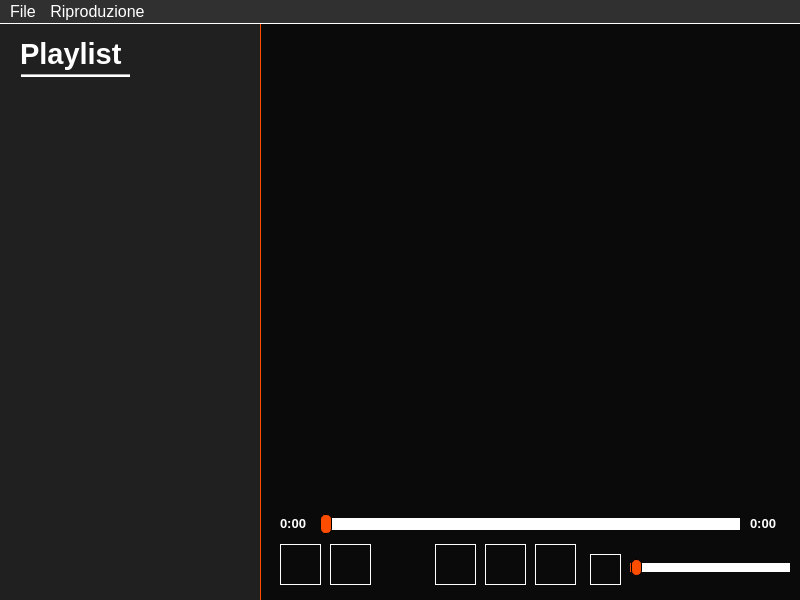
First picture: the form in mainwindow.ui, repository skylaxGH/Progetto-FeelloLoeegge, before the edit.
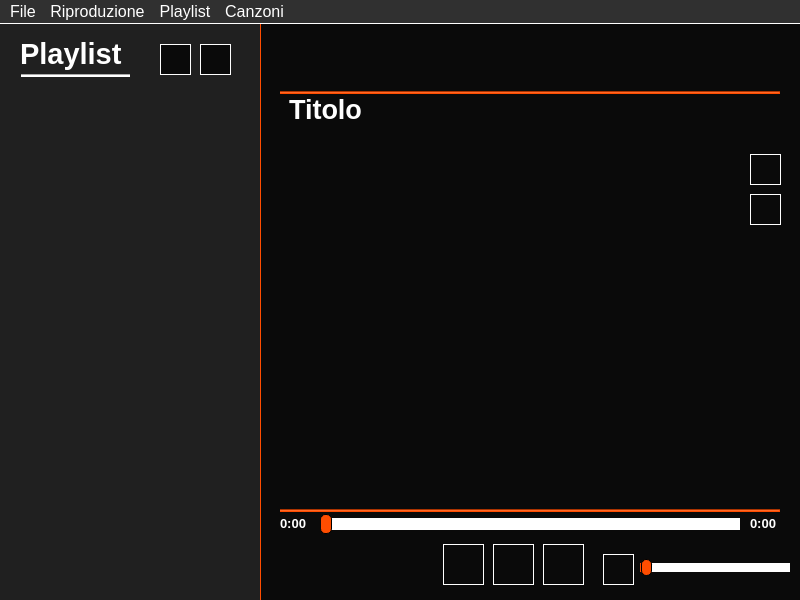
Second picture: the form after the edit. Icons and pictures are not drawn.

Commit message: V5.0 -> Playlist funzionanti, prossima versione RELEASE

```diff
--- a/mainwindow.ui
+++ b/mainwindow.ui
@@ -98,7 +98,7 @@
    <widget class="QPushButton" name="btnPausa">
     <property name="geometry">
      <rect>
-      <x>535</x>
+      <x>543</x>
       <y>520</y>
       <width>41</width>
       <height>41</height>
@@ -115,7 +115,7 @@
    <widget class="QPushButton" name="btnRiproduci">
     <property name="geometry">
      <rect>
-      <x>485</x>
+      <x>493</x>
       <y>520</y>
       <width>41</width>
       <height>41</height>
@@ -132,7 +132,7 @@
    <widget class="QPushButton" name="btnStop">
     <property name="geometry">
      <rect>
-      <x>435</x>
+      <x>443</x>
       <y>520</y>
       <width>41</width>
       <height>41</height>
@@ -198,7 +198,7 @@
    <widget class="QPushButton" name="btnVolume">
     <property name="geometry">
      <rect>
-      <x>590</x>
+      <x>603</x>
       <y>530</y>
       <width>31</width>
       <height>31</height>
@@ -279,9 +279,9 @@
    <widget class="QSlider" name="volumeSlider">
     <property name="geometry">
      <rect>
-      <x>630</x>
+      <x>640</x>
       <y>535</y>
-      <width>160</width>
+      <width>150</width>
       <height>16</height>
      </rect>
     </property>
@@ -363,10 +363,10 @@
    <widget class="QPushButton" name="btnCreaplaylist">
     <property name="geometry">
      <rect>
-      <x>280</x>
-      <y>520</y>
-      <width>41</width>
-      <height>41</height>
+      <x>160</x>
+      <y>20</y>
+      <width>31</width>
+      <height>31</height>
      </rect>
     </property>
     <property name="styleSheet">
@@ -380,10 +380,10 @@
    <widget class="QPushButton" name="btnAggiungip">
     <property name="geometry">
      <rect>
-      <x>330</x>
-      <y>520</y>
-      <width>41</width>
-      <height>41</height>
+      <x>200</x>
+      <y>20</y>
+      <width>31</width>
+      <height>31</height>
      </rect>
     </property>
     <property name="styleSheet">
@@ -394,17 +394,144 @@
      <string/>
     </property>
    </widget>
-   <widget class="QTableWidget" name="tblPC">
+   <widget class="QLabel" name="title">
     <property name="geometry">
      <rect>
-      <x>270</x>
+      <x>280</x>
       <y>70</y>
-      <width>521</width>
-      <height>411</height>
+      <width>91</width>
+      <height>31</height>
      </rect>
     </property>
+    <property name="font">
+     <font>
+      <pointsize>20</pointsize>
+      <weight>75</weight>
+      <bold>true</bold>
+     </font>
+    </property>
     <property name="styleSheet">
-     <string notr="true">border: none;</string>
+     <string notr="true">color: white;
+background-color: transparent;</string>
+    </property>
+    <property name="text">
+     <string>Titolo</string>
+    </property>
+    <property name="alignment">
+     <set>Qt::AlignHCenter|Qt::AlignTop</set>
+    </property>
+   </widget>
+   <widget class="QListWidget" name="listaTitolo">
+    <property name="geometry">
+     <rect>
+      <x>286</x>
+      <y>110</y>
+      <width>441</width>
+      <height>371</height>
+     </rect>
+    </property>
+    <property name="font">
+     <font>
+      <pointsize>12</pointsize>
+      <weight>75</weight>
+      <bold>true</bold>
+     </font>
+    </property>
+    <property name="styleSheet">
+     <string notr="true">QListView {
+	border: none;
+	color: white;
+	background-color: transparent;
+}
+
+QListView::item:selected {
+    border: 1px solid rgb(255, 77, 0);
+}
+
+QListView::item:selected:!active {
+     background-color: none;
+     color: white;
+}
+
+QListView::item:selected:active {
+     background-color: rgb(255, 77, 0);
+}
+
+QListView::item:hover {
+     background: rgb(255, 150, 0)
+}</string>
+    </property>
+    <property name="selectionMode">
+     <enum>QAbstractItemView::NoSelection</enum>
+    </property>
+    <property name="uniformItemSizes">
+     <bool>true</bool>
+    </property>
+   </widget>
+   <widget class="Line" name="linea_2">
+    <property name="geometry">
+     <rect>
+      <x>280</x>
+      <y>67</y>
+      <width>500</width>
+      <height>3</height>
+     </rect>
+    </property>
+    <property name="styleSheet">
+     <string notr="true">background-color: rgb(255, 77, 0);</string>
+    </property>
+    <property name="orientation">
+     <enum>Qt::Horizontal</enum>
+    </property>
+   </widget>
+   <widget class="Line" name="linea_3">
+    <property name="geometry">
+     <rect>
+      <x>280</x>
+      <y>485</y>
+      <width>500</width>
+      <height>3</height>
+     </rect>
+    </property>
+    <property name="styleSheet">
+     <string notr="true">background-color: rgb(255, 77, 0);</string>
+    </property>
+    <property name="orientation">
+     <enum>Qt::Horizontal</enum>
+    </property>
+   </widget>
+   <widget class="QPushButton" name="btnAvanti">
+    <property name="geometry">
+     <rect>
+      <x>750</x>
+      <y>130</y>
+      <width>31</width>
+      <height>31</height>
+     </rect>
+    </property>
+    <property name="styleSheet">
+     <string notr="true">image: url(:/icone/icone/icons8-su.png);
+border: 0.6px solid white;</string>
+    </property>
+    <property name="text">
+     <string/>
+    </property>
+   </widget>
+   <widget class="QPushButton" name="btnIndietro">
+    <property name="geometry">
+     <rect>
+      <x>750</x>
+      <y>170</y>
+      <width>31</width>
+      <height>31</height>
+     </rect>
+    </property>
+    <property name="styleSheet">
+     <string notr="true">image: url(:/icone/icone/icons8-giu.png);
+border: 0.6px solid white;</string>
+    </property>
+    <property name="text">
+     <string/>
     </property>
    </widget>
   </widget>
@@ -730,8 +857,25 @@
     <addaction name="actionStop"/>
     <addaction name="actionPausa"/>
    </widget>
+   <widget class="QMenu" name="menuPlaylist">
+    <property name="title">
+     <string>Playlist</string>
+    </property>
+    <addaction name="actionCrea_playlist"/>
+    <addaction name="actionAggiungi_alla_playlist"/>
+    <addaction name="actionTorna_alla_coda"/>
+   </widget>
+   <widget class="QMenu" name="menuCanzoni">
+    <property name="title">
+     <string>Canzoni</string>
+    </property>
+    <addaction name="actionAvanti_di_uno"/>
+    <addaction name="actionIndietro_di_uno"/>
+   </widget>
    <addaction name="menuFile"/>
    <addaction name="menuRiproduzione"/>
+   <addaction name="menuPlaylist"/>
+   <addaction name="menuCanzoni"/>
   </widget>
   <action name="actionStart">
    <property name="icon">
```
Left out of the diff: 270 changed lines with no effect on the pictures. The commit also changes 14 other files.
